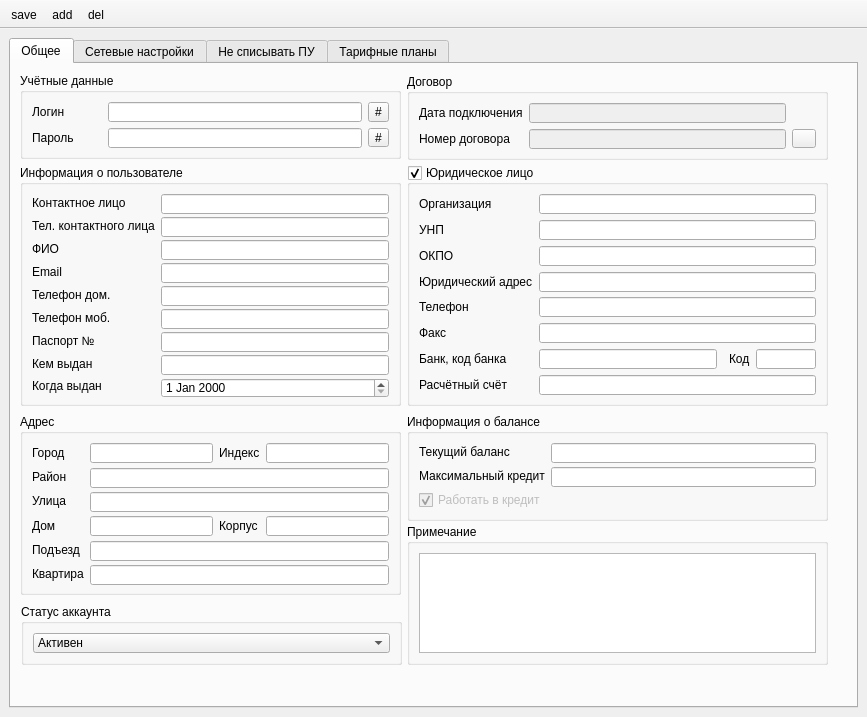
brat002/ExpertBilling, file mdi/forms/account_edit_new.ui: the form before one commit.
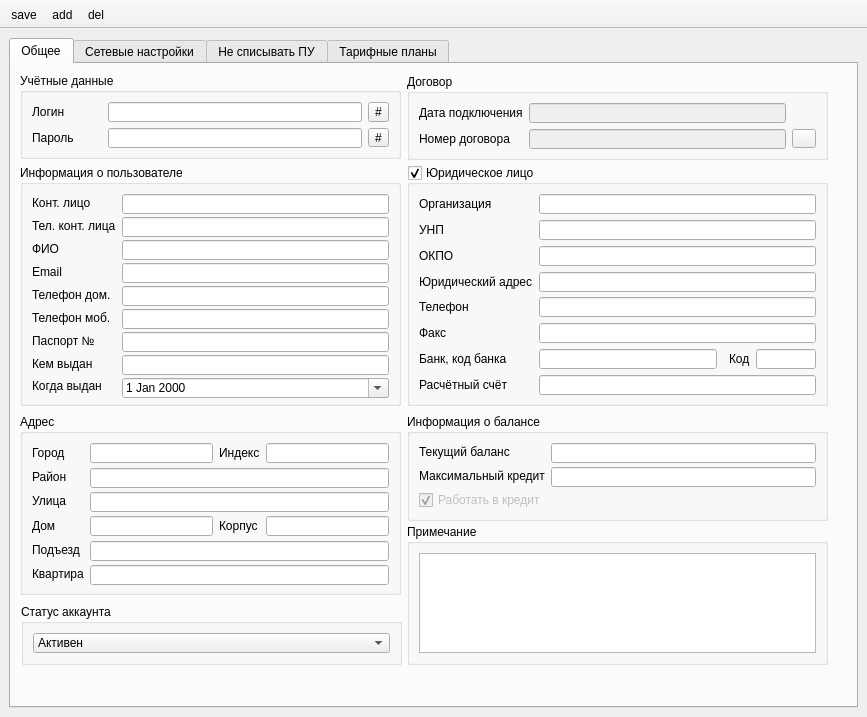
The form after the commit. The open tabs and pages were chosen to show the change. Icons and pictures are not drawn.

What changed in the file:
```diff
--- a/mdi/forms/account_edit_new.ui
+++ b/mdi/forms/account_edit_new.ui
@@ -6,7 +6,7 @@
    <rect>
     <x>0</x>
     <y>0</y>
-    <width>848</width>
+    <width>851</width>
     <height>680</height>
    </rect>
   </property>
@@ -314,6 +314,9 @@
              <height>20</height>
             </size>
            </property>
+           <property name="calendarPopup">
+            <bool>true</bool>
+           </property>
           </widget>
          </item>
          <item row="5" column="1">
@@ -346,14 +349,14 @@
          <item row="0" column="0">
           <widget class="QLabel" name="label_contactperson">
            <property name="text">
-            <string>Контактное лицо</string>
+            <string>Конт. лицо</string>
            </property>
           </widget>
          </item>
          <item row="1" column="0">
           <widget class="QLabel" name="label_contactphone">
            <property name="text">
-            <string>Тел. контактного лица</string>
+            <string>Тел. конт. лица</string>
            </property>
           </widget>
          </item>
```
Left out of the diff: 2 changed lines with no effect on the pictures.
